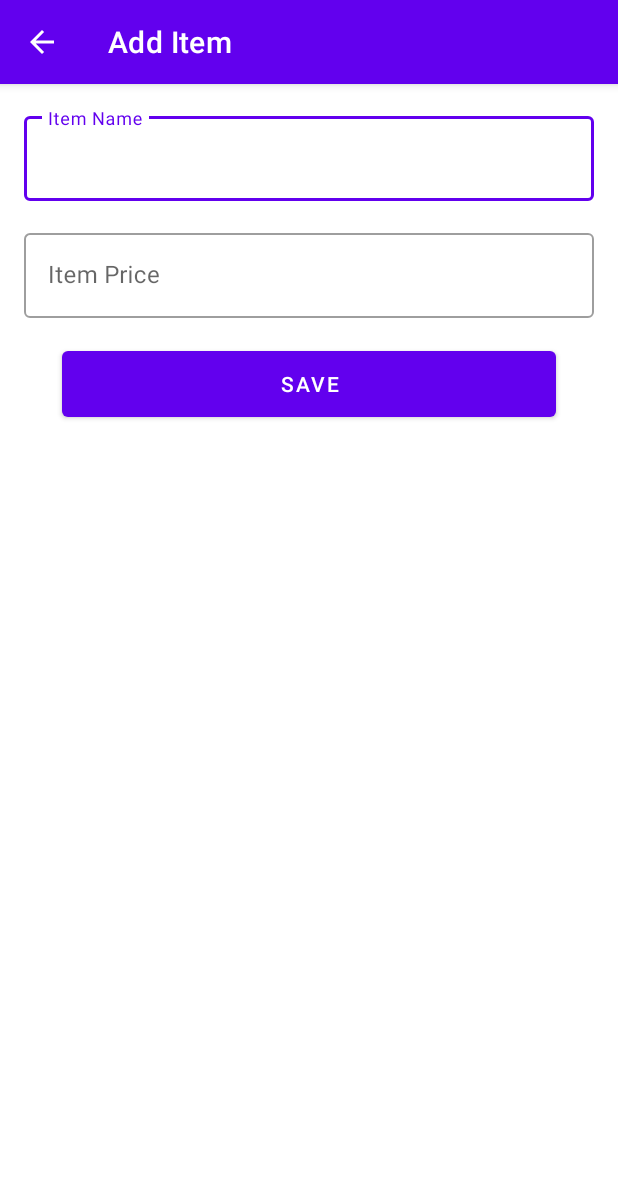
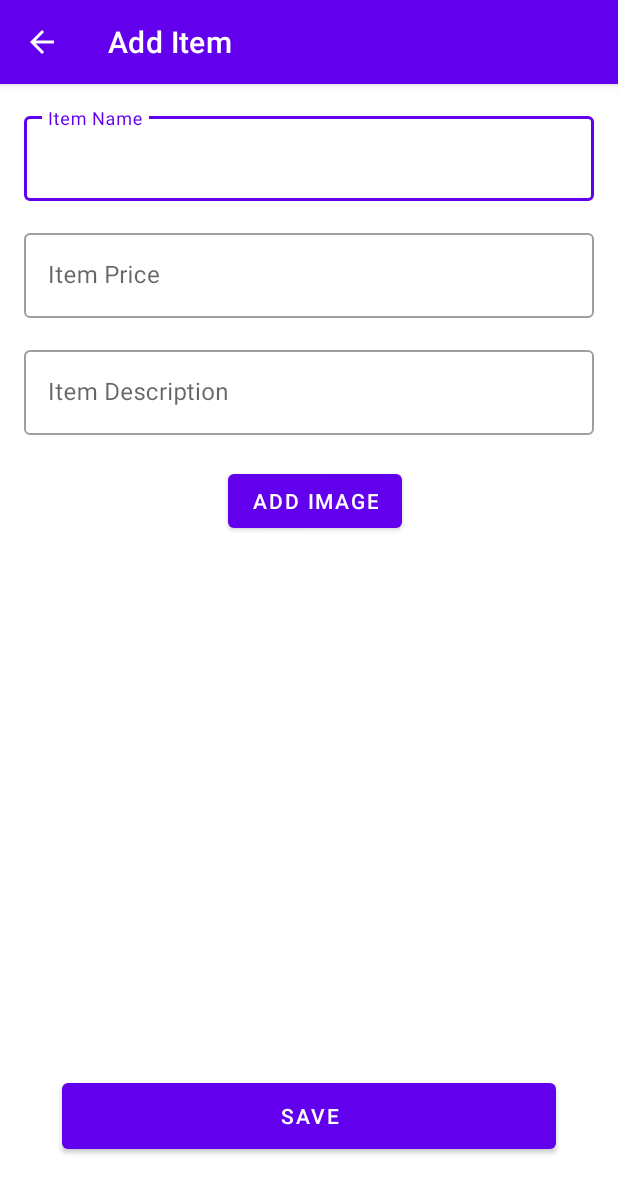
Before and after one commit to YUVI22445/Circuit1, an Android app: the AddEditItemActivity screen opened directly, with no data from a screen before it, on a phone screen of 412 x 824 dp. Shown: the top 1193 px of the screen. Run offline under Robolectric (Android 15) with nearby library versions, the phone set to English and light mode, and no system bars.

Commit message:
trying description and image

```diff
--- a/app/build.gradle
+++ b/app/build.gradle
@@ -52,6 +52,8 @@ dependencies {
 
     implementation "androidx.lifecycle:lifecycle-runtime-ktx:2.6.1"
 
+    implementation 'com.github.bumptech.glide:glide:4.12.0'
+
     testImplementation 'junit:junit:4.13.2'
     androidTestImplementation 'androidx.test.ext:junit:1.1.5'
     androidTestImplementation 'androidx.test.espresso:espresso-core:3.5.1'
--- /dev/null
+++ b/app/src/main/res/drawable/ic_broken_image.xml
@@ -0,0 +1,11 @@
+<vector xmlns:android="http://schemas.android.com/apk/res/android"
+    android:width="24dp"
+    android:height="24dp"
+    android:viewportWidth="24.0"
+    android:viewportHeight="24.0">
+
+    <path
+        android:fillColor="#BDBDBD"
+        android:pathData="M20,4H4v16h16V4zM18,18H6V6h12v12z" />
+
+</vector>
--- /dev/null
+++ b/app/src/main/res/drawable/ic_image_placeholder.xml
@@ -0,0 +1,11 @@
+<vector xmlns:android="http://schemas.android.com/apk/res/android"
+    android:width="24dp"
+    android:height="24dp"
+    android:viewportWidth="24.0"
+    android:viewportHeight="24.0">
+
+    <path
+        android:fillColor="#BDBDBD"
+        android:pathData="M8,5.14V19.14L19,12.14L8,5.14Z" />
+
+</vector>
--- a/app/src/main/res/layout/activity_add_edit_item.xml
+++ b/app/src/main/res/layout/activity_add_edit_item.xml
@@ -43,16 +43,53 @@
             android:inputType="numberDecimal" />
     </com.google.android.material.textfield.TextInputLayout>
 
+    <com.google.android.material.textfield.TextInputLayout
+        android:id="@+id/description"
+        style="@style/Widget.MaterialComponents.TextInputLayout.OutlinedBox"
+        android:layout_width="0dp"
+        android:layout_height="wrap_content"
+        android:layout_marginHorizontal="16dp"
+        android:layout_marginTop="16dp"
+        app:layout_constraintEnd_toEndOf="parent"
+        app:layout_constraintStart_toStartOf="parent"
+        app:layout_constraintTop_toBottomOf="@id/price">
+
+        <com.google.android.material.textfield.TextInputEditText
+            android:id="@+id/descriptionField"
+            android:layout_width="match_parent"
+            android:layout_height="wrap_content"
+            android:hint="@string/item_description" />
+    </com.google.android.material.textfield.TextInputLayout>
+
+    <ImageView
+        android:id="@+id/imageView"
+        android:layout_width="0dp"
+        android:layout_height="wrap_content"
+        android:layout_marginTop="20dp"
+        android:scaleType="centerCrop"
+        app:layout_constraintEnd_toEndOf="@id/price"
+        app:layout_constraintHorizontal_bias="0.0"
+        app:layout_constraintStart_toStartOf="@id/name"
+        app:layout_constraintTop_toBottomOf="@id/description" />
+
+    <Button
+        android:id="@+id/addImageButton"
+        android:layout_width="wrap_content"
+        android:layout_height="wrap_content"
+        android:layout_marginEnd="128dp"
+        android:text="@string/add_image"
+        app:layout_constraintEnd_toEndOf="@id/imageView"
+        app:layout_constraintTop_toTopOf="@id/imageView" />
+
     <Button
         android:id="@+id/save"
         android:layout_width="0dp"
         android:layout_height="56dp"
-        android:layout_marginTop="16dp"
+        android:layout_marginTop="504dp"
         android:text="@string/save"
         app:layout_constraintEnd_toEndOf="parent"
         app:layout_constraintStart_toStartOf="parent"
         app:layout_constraintTop_toBottomOf="@id/price"
-        app:layout_constraintWidth_percent=".8"
-        tools:layout_editor_absoluteX="132dp"
-        tools:layout_editor_absoluteY="313dp" />
+        app:layout_constraintWidth_percent=".8" />
+
 </androidx.constraintlayout.widget.ConstraintLayout>
--- a/app/src/main/res/values/strings.xml
+++ b/app/src/main/res/values/strings.xml
@@ -12,6 +12,11 @@
     <string name="edit_item">Edit Item</string>
     <string name="item_name">Item Name</string>
     <string name="item_price">Item Price</string>
+    <string name="item_description">Item Description</string>
+    <string name="add_image">Add Image</string>
+    <string name="blank_name">Name can not be left blank!</string>
+    <string name="blank_price">Price can not be left blank!</string>
+    <string name="no_image_picker_app_found">No app found to pick an image</string>
     <string name="save">Save</string>
     <string name="no_items_added_yet">No Items added yet!</string>
     <string name="delete_item">Delete Item</string>
```
Also changed, not shown: app/src/main/java/com/example/circuit/data/db/Item.kt (+5 -4 lines), app/src/main/java/com/example/circuit/ui/addedititem/AddEditItemActivity.kt (+35 -3 lines).
